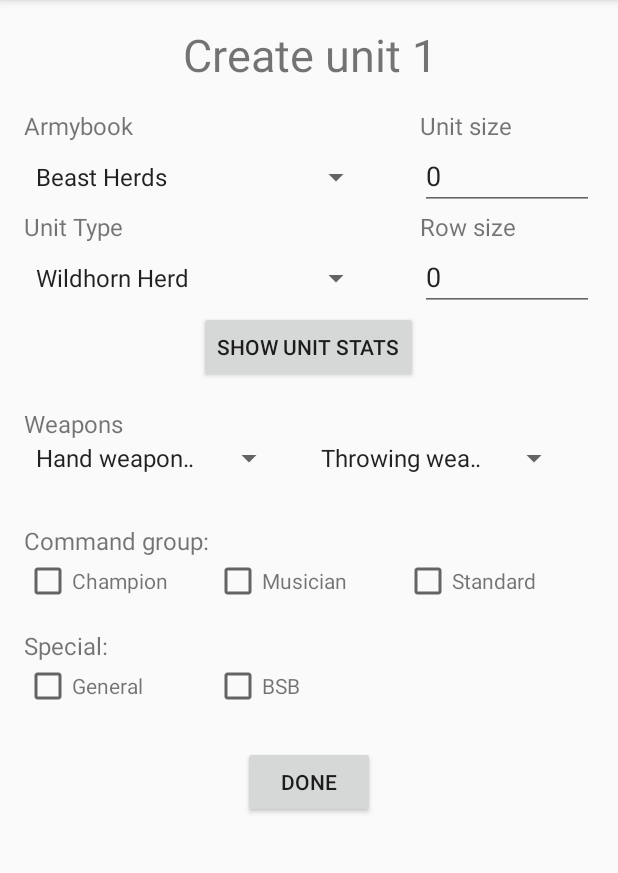
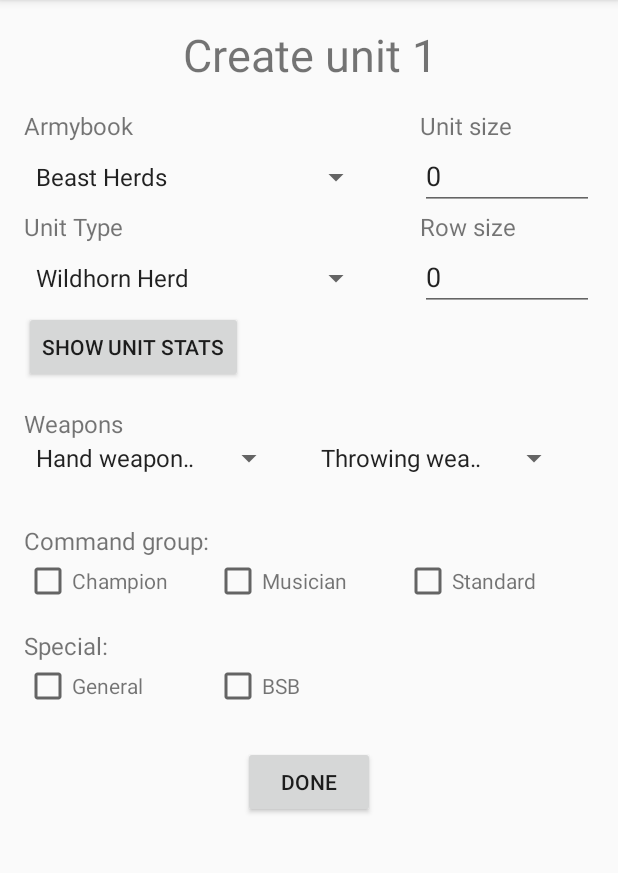
Before and after one commit to VeronikaPilatova/T9ACombatCrunch, an Android app: the screen it shows after launch (MainActivity), on a phone screen of 412 x 824 dp, the part 84-957 px from its top. Run offline under Robolectric (Android 15) with nearby library versions, the phone set to English and light mode, and no system bars.

```diff
--- a/app/src/main/res/layout/activity_main.xml
+++ b/app/src/main/res/layout/activity_main.xml
@@ -118,7 +118,6 @@
             android:id="@+id/button_show_stats"
             android:layout_width="wrap_content"
             android:layout_height="wrap_content"
-            android:layout_gravity="center"
             android:text="Show unit stats" />
 
         <TextView
```
Also changed, not shown: app/src/main/java/com/the_ninth_age/t9acombatcrunch/Activity/MainActivity.java (+7 -0 lines).
